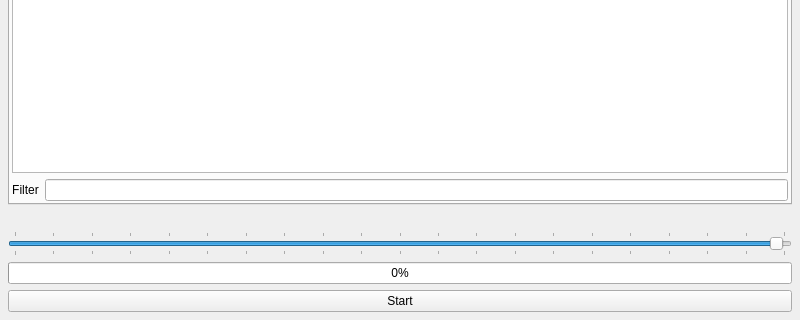
Old version of the form revengai/ui/auto_analysis_panel.ui in the repository RevEngAI/reai-ida; both pictures show x 0 to 800 and y 280 to 600 of the 800 by 600 pixel window.
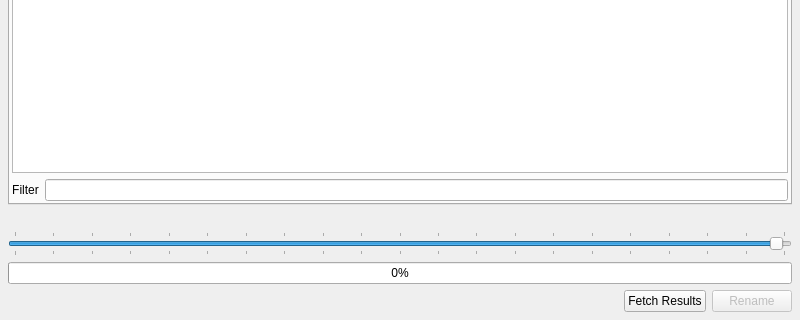
New version of the form.

Diff of the .ui file:
```diff
--- a/revengai/ui/auto_analysis_panel.ui
+++ b/revengai/ui/auto_analysis_panel.ui
@@ -263,11 +263,38 @@
     </widget>
    </item>
    <item>
-    <widget class="QPushButton" name="startButton">
-     <property name="text">
-      <string>Start</string>
-     </property>
-    </widget>
+    <layout class="QHBoxLayout" name="horizontalLayout">
+     <item>
+      <spacer name="horizontalSpacer">
+       <property name="orientation">
+        <enum>Qt::Horizontal</enum>
+       </property>
+       <property name="sizeHint" stdset="0">
+        <size>
+         <width>40</width>
+         <height>20</height>
+        </size>
+       </property>
+      </spacer>
+     </item>
+     <item>
+      <widget class="QPushButton" name="fetchButton">
+       <property name="text">
+        <string>Fetch Results</string>
+       </property>
+      </widget>
+     </item>
+     <item>
+      <widget class="QPushButton" name="renameButton">
+       <property name="enabled">
+        <bool>false</bool>
+       </property>
+       <property name="text">
+        <string>Rename</string>
+       </property>
+      </widget>
+     </item>
+    </layout>
    </item>
   </layout>
  </widget>
```
Left out of the diff: 6 changed lines with no effect on the pictures.
